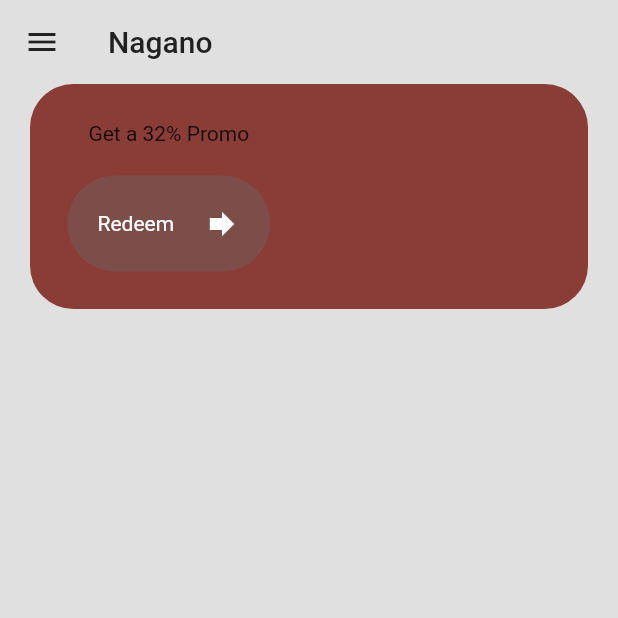
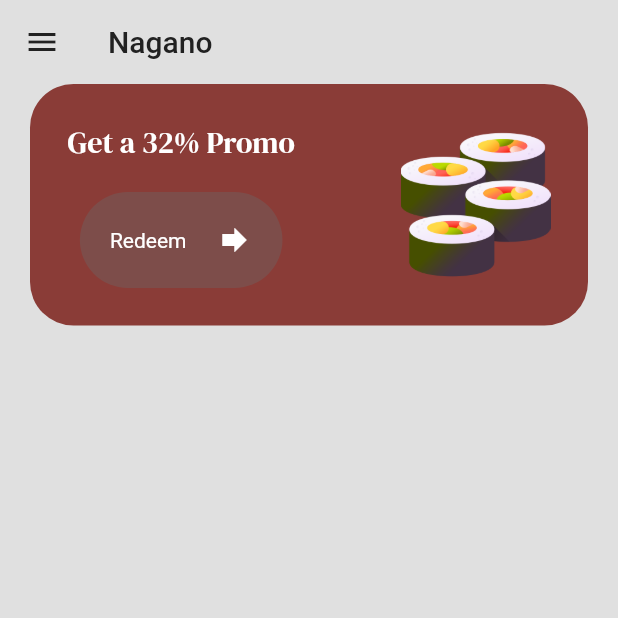
Before and after one commit to fbnjeje/Flutter_Road_Map, a Flutter app: the MenuPage screen opened by its route, on a phone screen of 412 x 824 dp, the top half of it. Run offline on Flutter 3.47's test engine with Material 2 defaults, Android fonts, the phone set to English and light mode, and no system bars; our stand-ins replace dio, google_fonts.

```diff
--- a/sushi app/sushi_app/lib/screens/menu_page.dart
+++ b/sushi app/sushi_app/lib/screens/menu_page.dart
@@ -1,4 +1,5 @@
 import 'package:flutter/material.dart';
+import 'package:google_fonts/google_fonts.dart';
 import 'package:sushi_app/components/button.dart';
 import 'package:sushi_app/theme/Colors.dart';
 
@@ -34,20 +35,28 @@ class _MenuPage extends State<MenuPage> {
           margin: const EdgeInsets.symmetric(horizontal: 20),
           padding: const EdgeInsets.all(25),
           child: Row(
+            mainAxisAlignment: MainAxisAlignment.spaceBetween,
             children: [
               //promo message
               Column(
                 children: [
-                  const Text('Get a 32% Promo'),
+                  //reedem button
+                  Text(
+                    'Get a 32% Promo',
+                    style: GoogleFonts.dmSerifDisplay(
+                        fontSize: 20, color: Colors.white),
+                  ),
 
                   const SizedBox(height: 20),
-                  //reedem button
-
-                  //image
 
                   MyButton(text: 'Redeem', onTap: () {})
                 ],
-              )
+              ),
+              //image
+              Image.asset(
+                'lib/assets/sushi (2).png',
+                height: 100,
+              ),
             ],
           ),
         )
```
